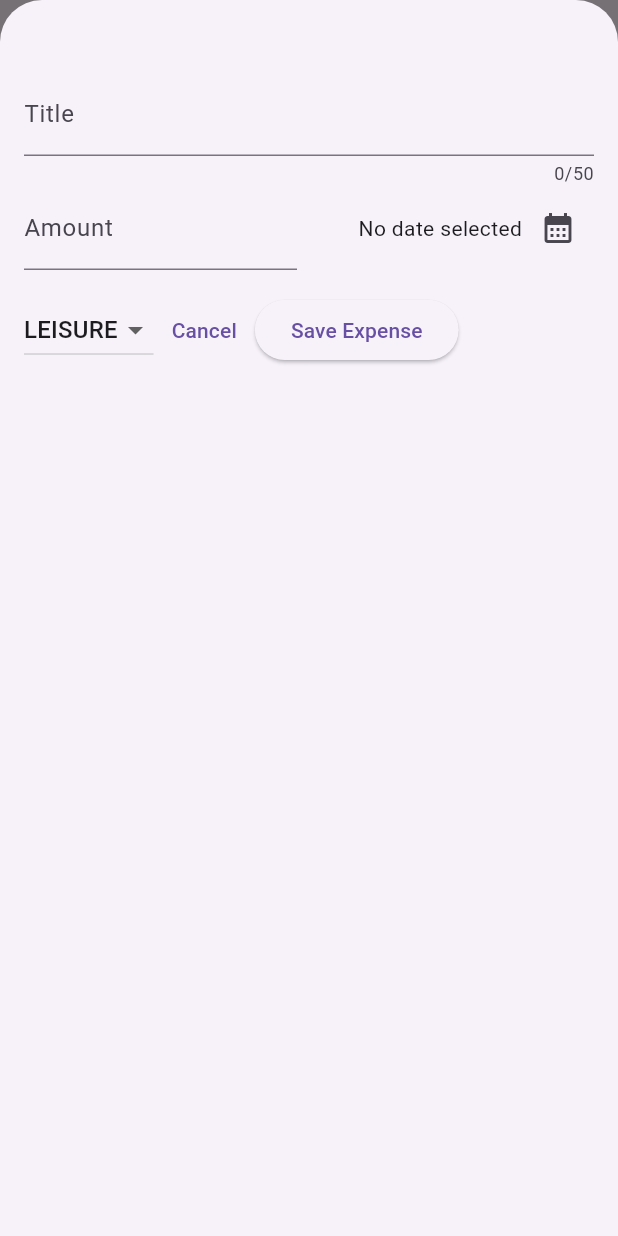
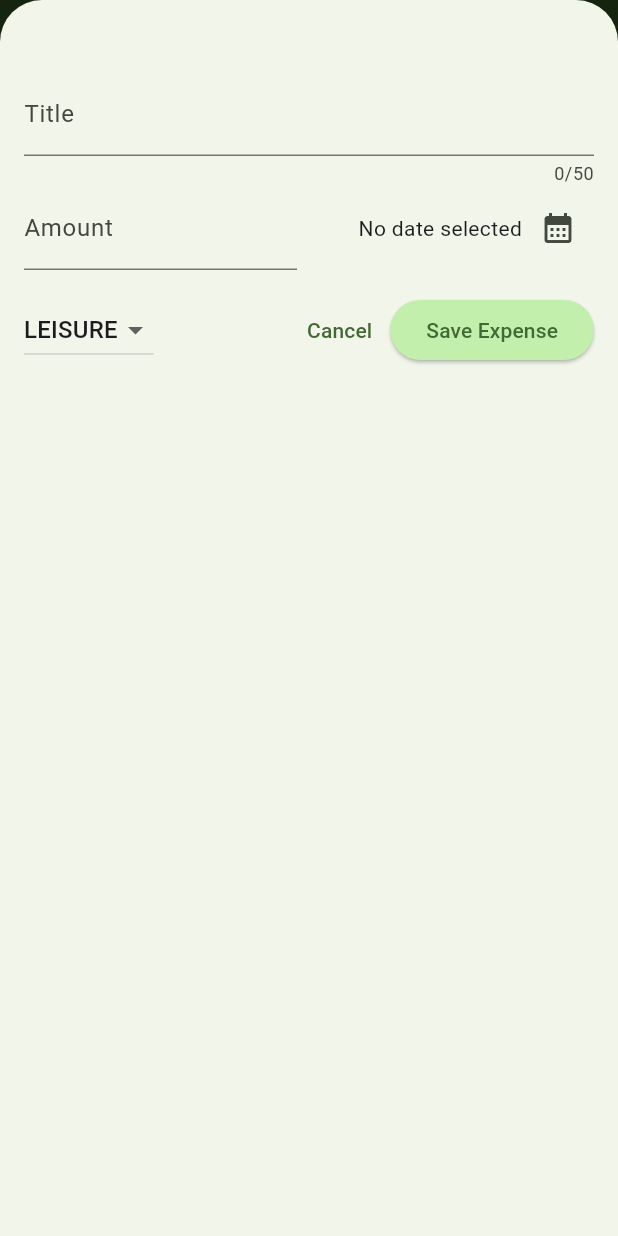
Before and after one commit to salvo27/expense_tracker_app, a Flutter app: the screen it shows after launch, after a tap on the "add" icon, on a phone screen of 412 x 824 dp. Run offline on Flutter 3.47's test engine with Material 3 defaults, Android fonts, the phone set to English and light mode, and no system bars.

Commit message:
chart bar added

```diff
--- a/lib/main.dart
+++ b/lib/main.dart
@@ -1,10 +1,63 @@
 import 'package:expense_tracker/widgets/expenses.dart';
 import 'package:flutter/material.dart';
+import 'package:flutter/services.dart';
+
+var kColorScheme =
+    ColorScheme.fromSeed(seedColor: const Color.fromARGB(255, 73, 176, 39));
+
+var kDarkColorScheme = ColorScheme.fromSeed(
+  brightness: Brightness.dark,
+  seedColor: const Color.fromARGB(255, 3, 106, 120),
+);
 
 void main() {
+  // WidgetsFlutterBinding.ensureInitialized();
+  // SystemChrome.setPreferredOrientations(
+  //   [
+  //     DeviceOrientation.portraitUp,
+  //   ],
+  // ).then((fn) {
   runApp(
-    const MaterialApp(
-      home: Expenses(),
+    MaterialApp(
+      darkTheme: ThemeData.dark().copyWith(
+        colorScheme: kDarkColorScheme,
+        cardTheme: const CardTheme().copyWith(
+          color: kDarkColorScheme.secondaryContainer,
+          margin: const EdgeInsets.symmetric(horizontal: 16, vertical: 6),
+        ),
+        elevatedButtonTheme: ElevatedButtonThemeData(
+          style: ElevatedButton.styleFrom(
+            backgroundColor: kDarkColorScheme.primaryContainer,
+            foregroundColor: kDarkColorScheme.onPrimaryContainer,
+          ),
+        ),
+      ),
+      theme: ThemeData().copyWith(
+        colorScheme: kColorScheme,
+        appBarTheme: const AppBarTheme().copyWith(
+          backgroundColor: kColorScheme.onPrimaryContainer,
+          foregroundColor: kColorScheme.primaryContainer,
+        ),
+        cardTheme: const CardTheme().copyWith(
+          color: kColorScheme.secondaryContainer,
+          margin: const EdgeInsets.symmetric(horizontal: 16, vertical: 6),
+        ),
+        elevatedButtonTheme: ElevatedButtonThemeData(
+          style: ElevatedButton.styleFrom(
+            backgroundColor: kColorScheme.primaryContainer,
+          ),
+        ),
+        textTheme: ThemeData().textTheme.copyWith(
+              titleLarge: TextStyle(
+                fontWeight: FontWeight.bold,
+                color: kColorScheme.onSecondaryContainer,
+                fontSize: 16,
+              ),
+            ),
+      ),
+      themeMode: ThemeMode.system, //default
+      home: const Expenses(),
     ),
   );
+  // });
 }
--- a/lib/models/expense.dart
+++ b/lib/models/expense.dart
@@ -33,3 +33,27 @@ class Expense {
     return formatter.format(date);
   }
 }
+
+class ExpenseBucket {
+  const ExpenseBucket({
+    required this.category,
+    required this.expenses,
+  });
+
+  ExpenseBucket.forCategory(List<Expense> allExpenses, this.category)
+      : expenses = allExpenses
+            .where((expense) => expense.category == category)
+            .toList();
+
+  final Category category;
+  final List<Expense> expenses;
+
+  double get totalExpenses {
+    double sum = 0;
+
+    for (final expense in expenses) {
+      sum += expense.amount;
+    }
+    return sum;
+  }
+}
--- /dev/null
+++ b/lib/widgets/chart/chart.dart
@@ -0,0 +1,95 @@
+import 'package:flutter/material.dart';
+
+import 'package:expense_tracker/widgets/chart/chart_bar.dart';
+import 'package:expense_tracker/models/expense.dart';
+
+class Chart extends StatelessWidget {
+  const Chart({super.key, required this.expenses});
+
+  final List<Expense> expenses;
+
+  List<ExpenseBucket> get buckets {
+    return [
+      ExpenseBucket.forCategory(expenses, Category.food),
+      ExpenseBucket.forCategory(expenses, Category.leisure),
+      ExpenseBucket.forCategory(expenses, Category.travel),
+      ExpenseBucket.forCategory(expenses, Category.work),
+    ];
+  }
+
+  double get maxTotalExpense {
+    double maxTotalExpense = 0;
+
+    for (final bucket in buckets) {
+      if (bucket.totalExpenses > maxTotalExpense) {
+        maxTotalExpense = bucket.totalExpenses;
+      }
+    }
+
+    return maxTotalExpense;
+  }
+
+  @override
+  Widget build(BuildContext context) {
+    final isDarkMode =
+        MediaQuery.of(context).platformBrightness == Brightness.dark;
+    return Container(
+      margin: const EdgeInsets.all(16),
+      padding: const EdgeInsets.symmetric(
+        vertical: 16,
+        horizontal: 8,
+      ),
+      width: double.infinity,
+      height: 180,
+      decoration: BoxDecoration(
+        borderRadius: BorderRadius.circular(8),
+        gradient: LinearGradient(
+          colors: [
+            Theme.of(context).colorScheme.primary.withOpacity(0.3),
+            Theme.of(context).colorScheme.primary.withOpacity(0.0)
+          ],
+          begin: Alignment.bottomCenter,
+          end: Alignment.topCenter,
+        ),
+      ),
+      child: Column(
+        children: [
+          Expanded(
+            child: Row(
+              crossAxisAlignment: CrossAxisAlignment.end,
+              children: [
+                for (final bucket in buckets) // alternative to map()
+                  ChartBar(
+                    fill: bucket.totalExpenses == 0
+                        ? 0
+                        : bucket.totalExpenses / maxTotalExpense,
+                  )
+              ],
+            ),
+          ),
+          const SizedBox(height: 12),
+          Row(
+            children: buckets
+                .map(
+                  (bucket) => Expanded(
+                    child: Padding(
+                      padding: const EdgeInsets.symmetric(horizontal: 4),
+                      child: Icon(
+                        categoryIcons[bucket.category],
+                        color: isDarkMode
+                            ? Theme.of(context).colorScheme.secondary
+                            : Theme.of(context)
+                                .colorScheme
+                                .primary
+                                .withOpacity(0.7),
+                      ),
+                    ),
+                  ),
+                )
+                .toList(),
+          )
+        ],
+      ),
+    );
+  }
+}
--- /dev/null
+++ b/lib/widgets/chart/chart_bar.dart
@@ -0,0 +1,34 @@
+import 'package:flutter/material.dart';
+
+class ChartBar extends StatelessWidget {
+  const ChartBar({
+    super.key,
+    required this.fill,
+  });
+
+  final double fill;
+
+  @override
+  Widget build(BuildContext context) {
+    final isDarkMode =
+        MediaQuery.of(context).platformBrightness == Brightness.dark;
+    return Expanded(
+      child: Padding(
+        padding: const EdgeInsets.symmetric(horizontal: 4),
+        child: FractionallySizedBox(
+          heightFactor: fill, // 0 <> 1
+          child: DecoratedBox(
+            decoration: BoxDecoration(
+              shape: BoxShape.rectangle,
+              borderRadius:
+                  const BorderRadius.vertical(top: Radius.circular(8)),
+              color: isDarkMode
+                  ? Theme.of(context).colorScheme.secondary
+                  : Theme.of(context).colorScheme.primary.withOpacity(0.65),
+            ),
+          ),
+        ),
+      ),
+    );
+  }
+}
--- a/lib/widgets/expenses.dart
+++ b/lib/widgets/expenses.dart
@@ -1,3 +1,4 @@
+import 'package:expense_tracker/widgets/chart/chart.dart';
 import 'package:expense_tracker/widgets/expenses_list/expenses_list.dart';
 import 'package:expense_tracker/models/expense.dart';
 import 'package:expense_tracker/widgets/new_expense.dart';
@@ -42,8 +43,40 @@ class _ExpensesState extends State<Expenses> {
     });
   }
 
+  void _removeExpense(Expense expense) {
+    final expenseIndex = _registeredExpenses.indexOf(expense);
+    setState(() {
+      _registeredExpenses.remove(expense);
+    });
+    ScaffoldMessenger.of(context).clearSnackBars();
+    ScaffoldMessenger.of(context).showSnackBar(
+      SnackBar(
+        duration: const Duration(seconds: 3),
+        content: const Text('Expense!'),
+        action: SnackBarAction(
+            label: 'Undo',
+            onPressed: () {
+              setState(() {
+                _registeredExpenses.insert(expenseIndex, expense);
+              });
+            }),
+      ),
+    );
+  }
+
   @override
   Widget build(BuildContext context) {
+    Widget mainContent = const Center(
+      child: Text('No expenses found. Start adding some!'),
+    );
+
+    if (_registeredExpenses.isNotEmpty) {
+      mainContent = ExpensesList(
+        expenses: _registeredExpenses,
+        onRemoveExpense: _removeExpense,
+      );
+    }
+
     return Scaffold(
       appBar: AppBar(
         title: const Text('Flutter ExpenseTracker'),
@@ -56,8 +89,10 @@ class _ExpensesState extends State<Expenses> {
       ),
       body: Column(
         children: [
-          const Text('The chart'),
-          Expanded(child: ExpensesList(expenses: _registeredExpenses)),
+          Chart(expenses: _registeredExpenses),
+          Expanded(
+            child: mainContent,
+          ),
         ],
       ),
     );
--- a/lib/widgets/expenses_list/expense_item.dart
+++ b/lib/widgets/expenses_list/expense_item.dart
@@ -15,8 +15,9 @@ class ExpenseItem extends StatelessWidget {
           vertical: 16,
         ),
         child: Column(
+          crossAxisAlignment: CrossAxisAlignment.start,
           children: [
-            Text(expense.title),
+            Text(expense.title, style: Theme.of(context).textTheme.titleLarge,),
             const SizedBox(height: 4,),
             Row(
               children: [
--- a/lib/widgets/expenses_list/expenses_list.dart
+++ b/lib/widgets/expenses_list/expenses_list.dart
@@ -6,15 +6,29 @@ class ExpensesList extends StatelessWidget {
   const ExpensesList({
     super.key,
     required this.expenses,
+    required this.onRemoveExpense,
   });
 
   final List<Expense> expenses;
+  final void Function(Expense expense) onRemoveExpense;
 
   @override
   Widget build(BuildContext context) {
     return ListView.builder(
       itemCount: expenses.length,
-      itemBuilder: (ctx, index) => ExpenseItem(expenses[index]),
+      itemBuilder: (ctx, index) => Dismissible(
+        key: ValueKey(expenses[index]),
+        background: Container(
+          color: Theme.of(context).colorScheme.error.withOpacity(0.75),
+          margin: EdgeInsets.symmetric(
+            horizontal: Theme.of(context).cardTheme.margin!.horizontal,
+          ),
+        ),
+        onDismissed: (direction) {
+          onRemoveExpense(expenses[index]);
+        },
+        child: ExpenseItem(expenses[index]),
+      ),
     );
   }
 }
--- a/lib/widgets/new_expense.dart
+++ b/lib/widgets/new_expense.dart
@@ -82,7 +82,12 @@ class _NewExpenseState extends State<NewExpense> {
   @override
   Widget build(BuildContext conetxt) {
     return Padding(
-      padding: const EdgeInsets.fromLTRB(16, 48, 16, 16,),
+      padding: const EdgeInsets.fromLTRB(
+        16,
+        48,
+        16,
+        16,
+      ),
       child: Column(
         children: [
           TextField(
@@ -151,6 +156,10 @@ class _NewExpenseState extends State<NewExpense> {
                   });
                 },
               ),
+              Expanded(
+                child: Row(
+                  mainAxisAlignment: MainAxisAlignment.end,
+                  children: [
                     TextButton(
                       onPressed: () {
                         Navigator.pop(context);
@@ -161,7 +170,11 @@ class _NewExpenseState extends State<NewExpense> {
                       onPressed: _submitExpenseData,
                       child: const Text(
                         'Save Expense',
-                  ))
+                      ),
+                    ),
+                  ],
+                ),
+              ),
             ],
           ),
         ],
```
Lines whose indentation alone changed are shown as unchanged.
